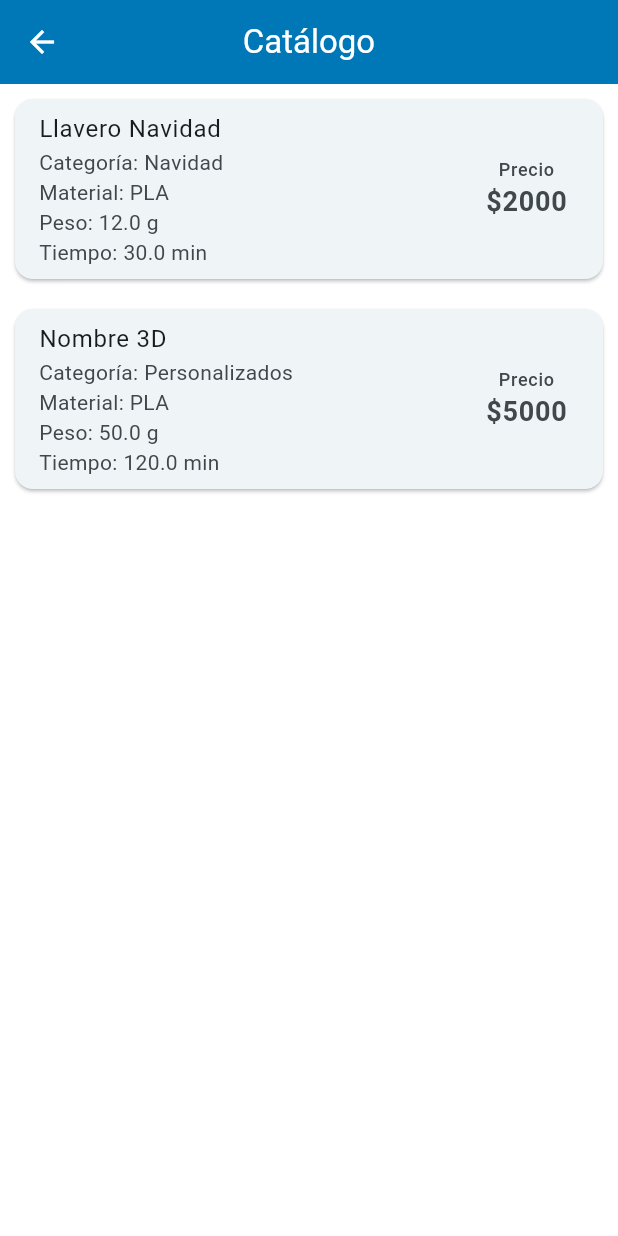
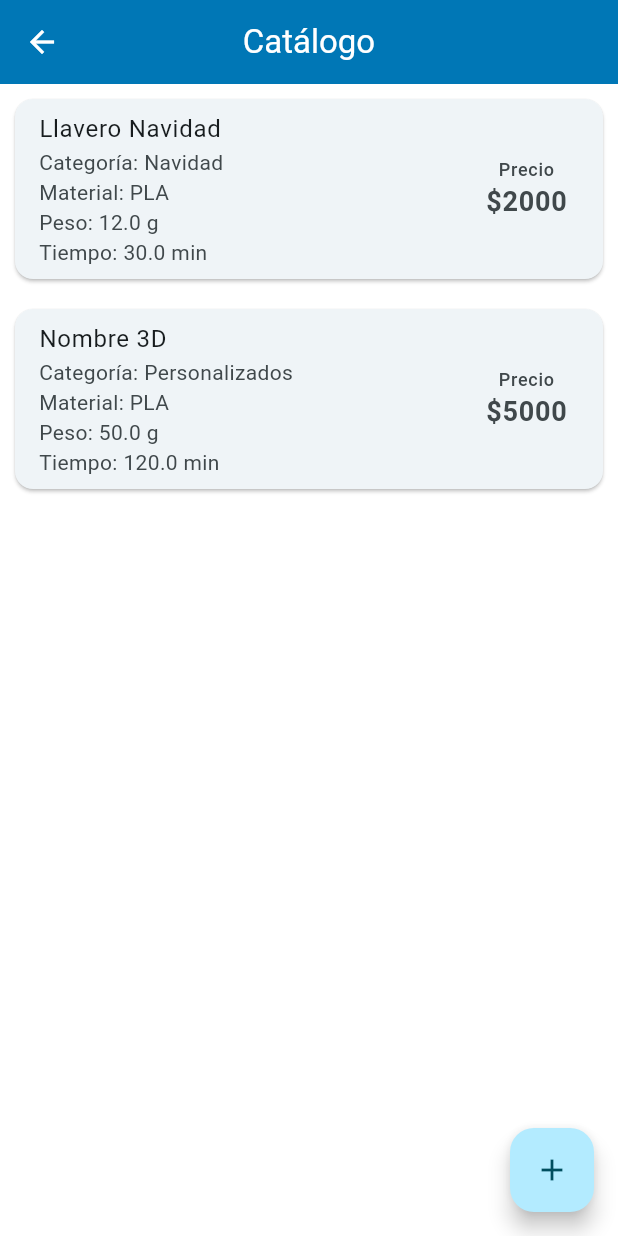
Before and after one commit to Mescobarsepulveda93/maelux-manager, a Flutter app: the CatalogoScreen screen opened directly, on a phone screen of 412 x 824 dp. Run offline on Flutter 3.47's test engine with Material 3 defaults, Android fonts, the phone set to English and light mode, and no system bars.

Commit message:
Add floating action button to catalog

```diff
--- a/lib/screens/catalogo_screen.dart
+++ b/lib/screens/catalogo_screen.dart
@@ -17,6 +17,12 @@ class CatalogoScreen extends StatelessWidget {
           return ProductoCard(producto: producto);
         },
       ),
+      floatingActionButton: FloatingActionButton(
+        onPressed: () {
+          // Acción al presionar el botón
+        },
+        child: const Icon(Icons.add),
+      ),
     );
   }
 }
```
